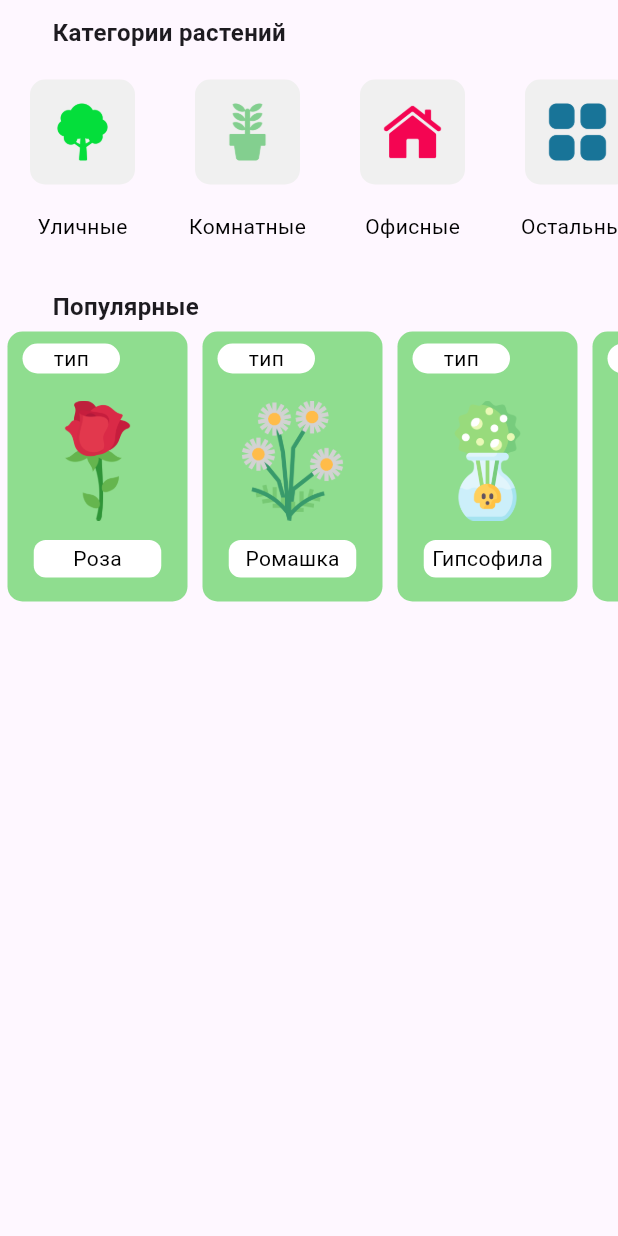
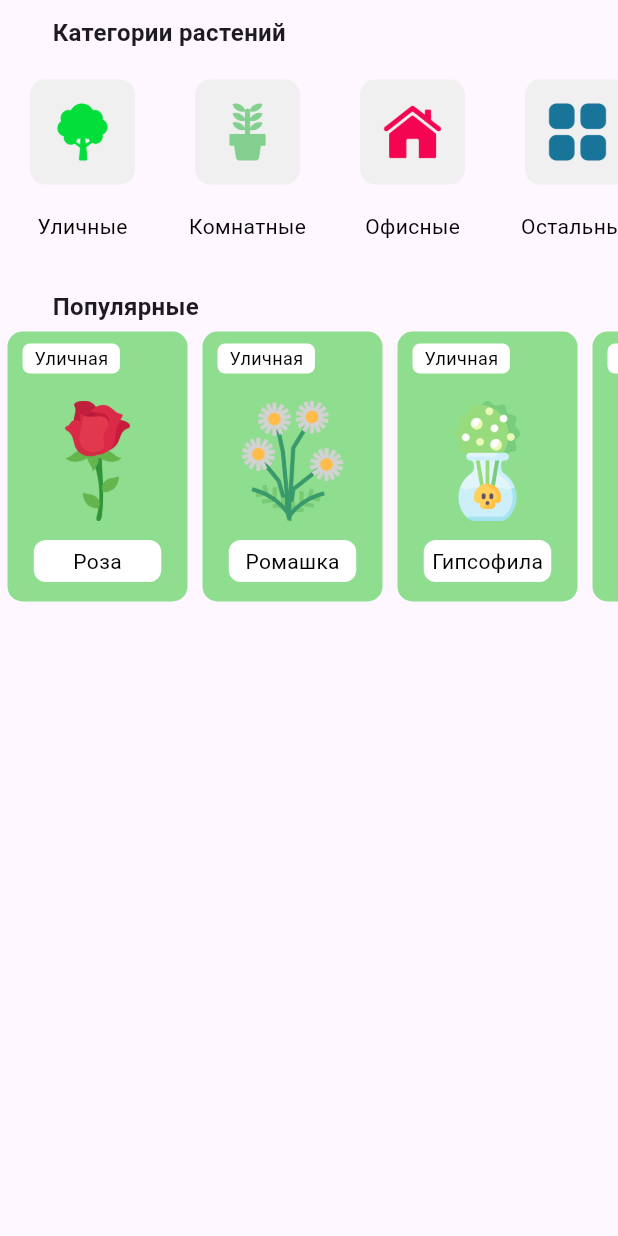
Before and after one commit to Laver33/flutter_plant_pedia, a Flutter app: the HomeScreen screen opened directly, on a phone screen of 412 x 824 dp. Run offline on Flutter 3.47's test engine with Material 3 defaults, Android fonts, the phone set to English and light mode, and no system bars; our stand-ins replace go_router, google_fonts, stylish_bottom_bar.

Commit message:
settings card v3

```diff
--- a/lib/Widgets/list_popular.dart
+++ b/lib/Widgets/list_popular.dart
@@ -5,9 +5,10 @@ import 'package:my_first_app/Style/CastColors.dart';
 class ListPopular extends StatefulWidget {
   final String title;
   final String imagePath;
+  final String category;
 
 
-  ListPopular ({required this.title, required this.imagePath});
+  ListPopular ({required this.title, required this.imagePath, required this.category});
 
   @override
   State<ListPopular> createState() => _ListPopularState();
@@ -42,13 +43,13 @@ class _ListPopularState extends State<ListPopular> {
                     height: 20,
                     width: cardWidth / 2 + 5,
                     decoration: BoxDecoration(
-                      borderRadius: BorderRadius.circular(10),
+                      borderRadius: BorderRadius.circular(5),
                       color: Colors.white
                     ),
                     child: Center(
-                      child: Text("тип",
+                      child: Text(widget.category,
                       style:  GoogleFonts.poppins(
-                        fontSize: 14,
+                        fontSize: 12,
                         color: Colors.black
                       ),
 
@@ -78,7 +79,7 @@ class _ListPopularState extends State<ListPopular> {
             Padding(
               padding: const EdgeInsets.all(3),
               child: Container(
-                height: 25,
+                height: 28,
                 width: 85,
                 decoration: BoxDecoration(
                   color: Colors.white,
--- a/lib/post_data.dart
+++ b/lib/data/post_data.dart
@@ -6,6 +6,7 @@ class PostData {
   final String description;
   final int id;
   final String imagePath;
+  final String category;
 
 
   PostData({
@@ -13,7 +14,8 @@ class PostData {
     required this.name,
     required this.description,
     required this.id,
-    required this.imagePath
+    required this.imagePath,
+    required this.category
     });
 }
 
@@ -24,6 +26,7 @@ final List<PostData> posts = [
     description: 'Королева цветов. Кустарник с шипастыми стеблями и ароматными махровыми цветками разнообразных оттенков.',
     id: 1,
     imagePath: 'lib/assets/Plantimg/Rose.png',
+    category: 'Уличная'
     ),
 
 
@@ -33,6 +36,7 @@ final List<PostData> posts = [
     description: 'Полевой цветок с белыми лепестками и желтой сердцевиной. Широко используется в медицине и косметологии.',
     id: 2,
     imagePath: 'lib/assets/Plantimg/Chamomile.png',
+    category: 'Уличная'
     ),
 
   PostData(
@@ -41,6 +45,7 @@ final List<PostData> posts = [
     description: 'Ажурный многолетник с облаком мелких белых цветков. Часто используется как дополнение в букетах.',
     id: 3,
     imagePath: 'lib/assets/Plantimg/Breath.png',
+    category: 'Уличная'
     ),
 
   PostData(
@@ -49,6 +54,7 @@ final List<PostData> posts = [
     description: 'Весенний луковичный цветок с ярким бокаловидным бутоном. Символизирует приход весны.',
     id: 4,
     imagePath: 'lib/assets/Plantimg/Tulip.png',
+    category: 'Уличная'
     ),
 
   PostData(
@@ -57,6 +63,7 @@ final List<PostData> posts = [
     description: 'Крупный пышный цветок с множеством лепестков и насыщенным ароматом. Цветет в начале лета.',
     id: 5,
     imagePath: 'lib/assets/Plantimg/Peony.png',
+    category: 'Уличная'
     ),
 
   PostData(
@@ -65,6 +72,7 @@ final List<PostData> posts = [
     description: 'Ароматный многолетний полукустарник с фиолетовыми колосовидными соцветиями. Любит солнце и сухую почву.',
     id: 6,
     imagePath: 'lib/assets/Plantimg/Lavender.png',
+    category: 'Уличная'
     ),
 
   PostData(
@@ -73,6 +81,7 @@ final List<PostData> posts = [
     description: 'Высокое растение с крупным желтым соцветием-корзинкой. Поворачивается за солнцем в течение дня.',
     id: 7,
     imagePath: 'lib/assets/Plantimg/Sunflower.png',
+    category: 'Уличная'
     ),
 
   PostData(
@@ -81,6 +90,7 @@ final List<PostData> posts = [
     description: 'Нежное компактное растение с бархатистыми листьями и разноцветными мелкими цветками.',
     id: 8,
     imagePath: 'lib/assets/Plantimg/Violet.png',
+    category: 'Комнатная'
     ),
 
   PostData(
@@ -89,6 +99,7 @@ final List<PostData> posts = [
     description: 'Сукулент с мясистыми листьями, известный своими лечебными свойствами. Сок используется для заживления ран и ухода за кожей.',
     id: 9,
     imagePath: 'lib/assets/Plantimg/Aloe.png',
+    category: 'Комнатная'
     ),
 
   PostData(
@@ -97,5 +108,6 @@ final List<PostData> posts = [
     description: 'Пустынное растение, запасающее воду в стебле. Колючки защищают его от животных. Цветет редко, но красиво.',
     id: 10,
     imagePath: 'lib/assets/Plantimg/Cactus.png',
+    category: 'Офисный'
     ),
 ];
--- a/lib/main.dart
+++ b/lib/main.dart
@@ -7,7 +7,7 @@ import 'package:my_first_app/Route.dart';
 import 'package:my_first_app/pages/SearchScreen.dart';
 import 'package:my_first_app/Style/String.dart';
 import 'package:my_first_app/Widgets/list_popular.dart';
-import 'package:my_first_app/post_data.dart';
+import 'package:my_first_app/data/post_data.dart';
 import 'package:stylish_bottom_bar/stylish_bottom_bar.dart';
 
 void main() {
@@ -160,6 +160,7 @@ class _HomeScreenState extends State<HomeScreen> {
                     return ListPopular(
                       title: posts[index].title,
                       imagePath: posts[index].imagePath,
+                      category: posts[index].category,
                     );
                   },
                 ),
```
